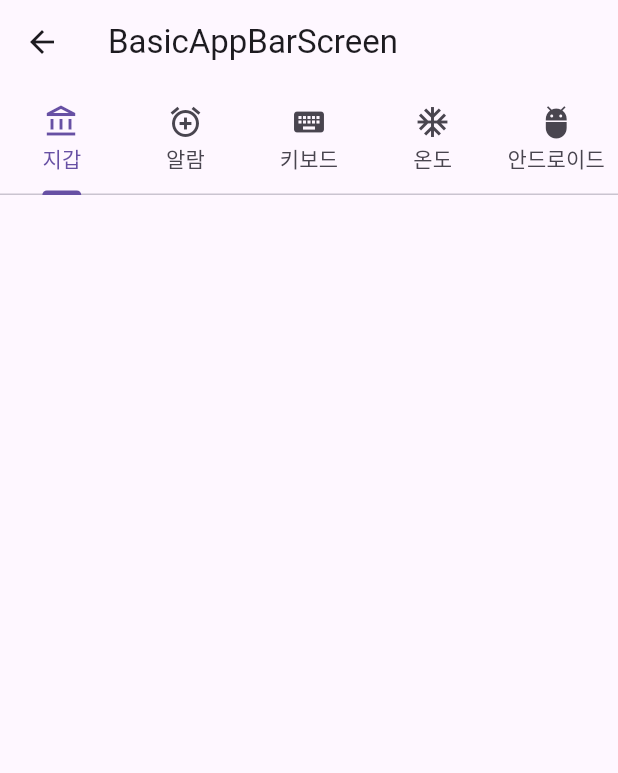
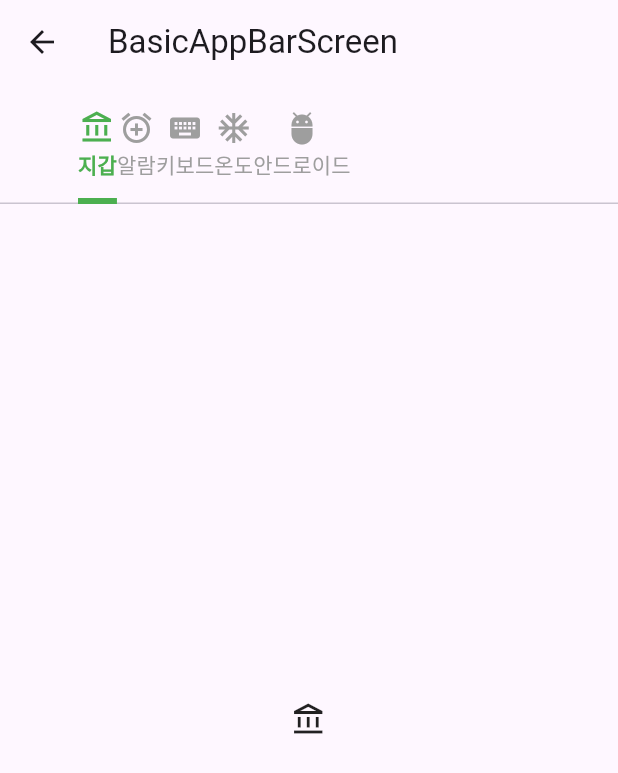
Before and after one commit to SungSeokMin/flutter_widget, a Flutter app: the BasicAppBarTabBarScreen screen opened directly, on a phone screen of 412 x 824 dp. Shown: the top 773 px of the screen. Run offline on Flutter 3.47's test engine with Material 3 defaults, Android fonts, the phone set to English and light mode, and no system bars.

Commit message:
탭바 스타일링

```diff
--- a/widget_tabbar/lib/screen/basic_appbar_tabbar_screen.dart
+++ b/widget_tabbar/lib/screen/basic_appbar_tabbar_screen.dart
@@ -11,8 +11,22 @@ class BasicAppBarTabBarScreen extends StatelessWidget {
       child: Scaffold(
         appBar: AppBar(
             title: const Text('BasicAppBarScreen'),
-          bottom: TabBar(
+            bottom: PreferredSize(
+              preferredSize: const Size.fromHeight(80),
+              child: TabBar(
+                indicatorColor: Colors.green,
+                indicatorWeight: 4,
+                indicatorSize: TabBarIndicatorSize.tab,
                 labelPadding: EdgeInsets.zero,
+                isScrollable: true,
+                labelColor: Colors.green,
+                unselectedLabelColor: Colors.grey,
+                labelStyle: const TextStyle(
+                  fontWeight: FontWeight.w700,
+                ),
+                unselectedLabelStyle: const TextStyle(
+                  fontWeight: FontWeight.w100,
+                ),
                 tabs: TABS
                     .map(
                       (e) => Tab(
@@ -22,9 +36,14 @@ class BasicAppBarTabBarScreen extends StatelessWidget {
                     )
                     .toList(),
               ),
-        ),
-        body: const Column(
-          children: [],
+            )),
+        body: TabBarView(
+          physics: const NeverScrollableScrollPhysics(),
+          children: TABS
+              .map((e) => Center(
+                    child: Icon(e.icon),
+                  ))
+              .toList(),
         ),
       ),
     );
```
Lines whose indentation alone changed are shown as unchanged.
